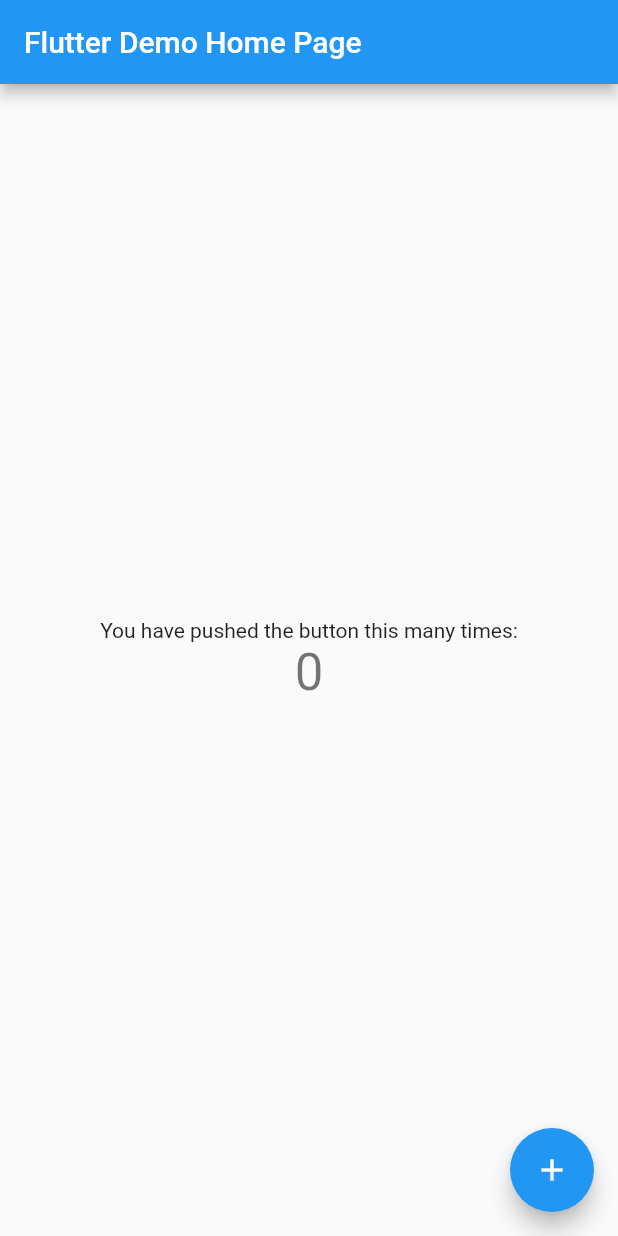
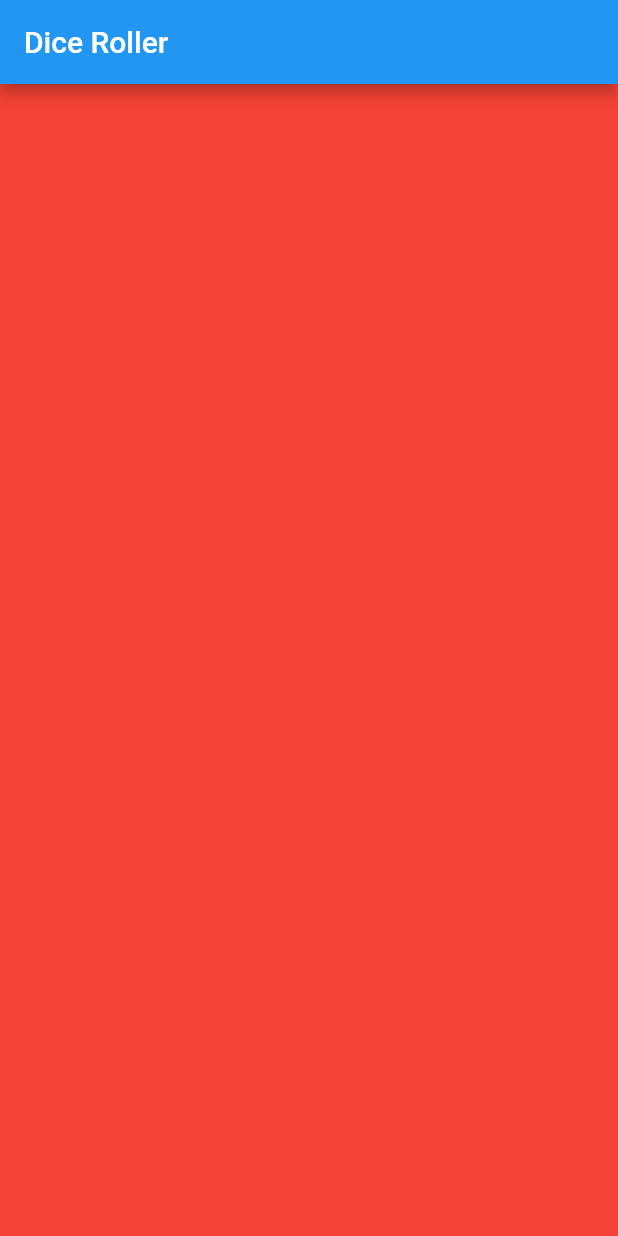
Before and after one commit to A-Mozeak/flutter_projects, a Flutter app: the screen it shows after launch, on a phone screen of 412 x 824 dp. Run offline on Flutter 3.47's test engine with Material 2 defaults, Android fonts, the phone set to English and light mode, and no system bars.

Commit message:
Initial scaffold for dice project.

```diff
--- a/dice_proj/lib/main.dart
+++ b/dice_proj/lib/main.dart
@@ -1,111 +1,20 @@
 import 'package:flutter/material.dart';
 
-void main() => runApp(MyApp());
+void main() => runApp(
+      MaterialApp(
+        home: Scaffold(
+          backgroundColor: Colors.red,
+          appBar: AppBar(
+            title: Text('Dice Roller'),
+          ),
+          body: DicePage(),
+        ),
+      ),
+    );
 
-class MyApp extends StatelessWidget {
-  // This widget is the root of your application.
+class DicePage extends StatelessWidget {
   @override
-  Widget build(BuildContext context) {
-    return MaterialApp(
-      title: 'Flutter Demo',
-      theme: ThemeData(
-        // This is the theme of your application.
-        //
-        // Try running your application with "flutter run". You'll see the
-        // application has a blue toolbar. Then, without quitting the app, try
-        // changing the primarySwatch below to Colors.green and then invoke
-        // "hot reload" (press "r" in the console where you ran "flutter run",
-        // or simply save your changes to "hot reload" in a Flutter IDE).
-        // Notice that the counter didn't reset back to zero; the application
-        // is not restarted.
-        primarySwatch: Colors.blue,
-      ),
-      home: MyHomePage(title: 'Flutter Demo Home Page'),
-    );
+  Widget build(BuildContext context){
+    return Row(children: <Widget>[],);
   }
 }
-
-class MyHomePage extends StatefulWidget {
-  MyHomePage({Key key, this.title}) : super(key: key);
-
-  // This widget is the home page of your application. It is stateful, meaning
-  // that it has a State object (defined below) that contains fields that affect
-  // how it looks.
-
-  // This class is the configuration for the state. It holds the values (in this
-  // case the title) provided by the parent (in this case the App widget) and
-  // used by the build method of the State. Fields in a Widget subclass are
-  // always marked "final".
-
-  final String title;
-
-  @override
-  _MyHomePageState createState() => _MyHomePageState();
-}
-
-class _MyHomePageState extends State<MyHomePage> {
-  int _counter = 0;
-
-  void _incrementCounter() {
-    setState(() {
-      // This call to setState tells the Flutter framework that something has
-      // changed in this State, which causes it to rerun the build method below
-      // so that the display can reflect the updated values. If we changed
-      // _counter without calling setState(), then the build method would not be
-      // called again, and so nothing would appear to happen.
-      _counter++;
-    });
-  }
-
-  @override
-  Widget build(BuildContext context) {
-    // This method is rerun every time setState is called, for instance as done
-    // by the _incrementCounter method above.
-    //
-    // The Flutter framework has been optimized to make rerunning build methods
-    // fast, so that you can just rebuild anything that needs updating rather
-    // than having to individually change instances of widgets.
-    return Scaffold(
-      appBar: AppBar(
-        // Here we take the value from the MyHomePage object that was created by
-        // the App.build method, and use it to set our appbar title.
-        title: Text(widget.title),
-      ),
-      body: Center(
-        // Center is a layout widget. It takes a single child and positions it
-        // in the middle of the parent.
-        child: Column(
-          // Column is also layout widget. It takes a list of children and
-          // arranges them vertically. By default, it sizes itself to fit its
-          // children horizontally, and tries to be as tall as its parent.
-          //
-          // Invoke "debug painting" (press "p" in the console, choose the
-          // "Toggle Debug Paint" action from the Flutter Inspector in Android
-          // Studio, or the "Toggle Debug Paint" command in Visual Studio Code)
-          // to see the wireframe for each widget.
-          //
-          // Column has various properties to control how it sizes itself and
-          // how it positions its children. Here we use mainAxisAlignment to
-          // center the children vertically; the main axis here is the vertical
-          // axis because Columns are vertical (the cross axis would be
-          // horizontal).
-          mainAxisAlignment: MainAxisAlignment.center,
-          children: <Widget>[
-            Text(
-              'You have pushed the button this many times:',
-            ),
-            Text(
-              '$_counter',
-              style: Theme.of(context).textTheme.display1,
-            ),
-          ],
-        ),
-      ),
-      floatingActionButton: FloatingActionButton(
-        onPressed: _incrementCounter,
-        tooltip: 'Increment',
-        child: Icon(Icons.add),
-      ), // This trailing comma makes auto-formatting nicer for build methods.
-    );
-  }
-}
```
Also changed, not shown: dice_proj/pubspec.yaml (+2 -51 lines), dice_proj/images/dice1.png (added), dice_proj/images/dice2.png (added), dice_proj/images/dice3.png (added), dice_proj/images/dice4.png (added), dice_proj/images/dice5.png (added), dice_proj/images/dice6.png (added).
